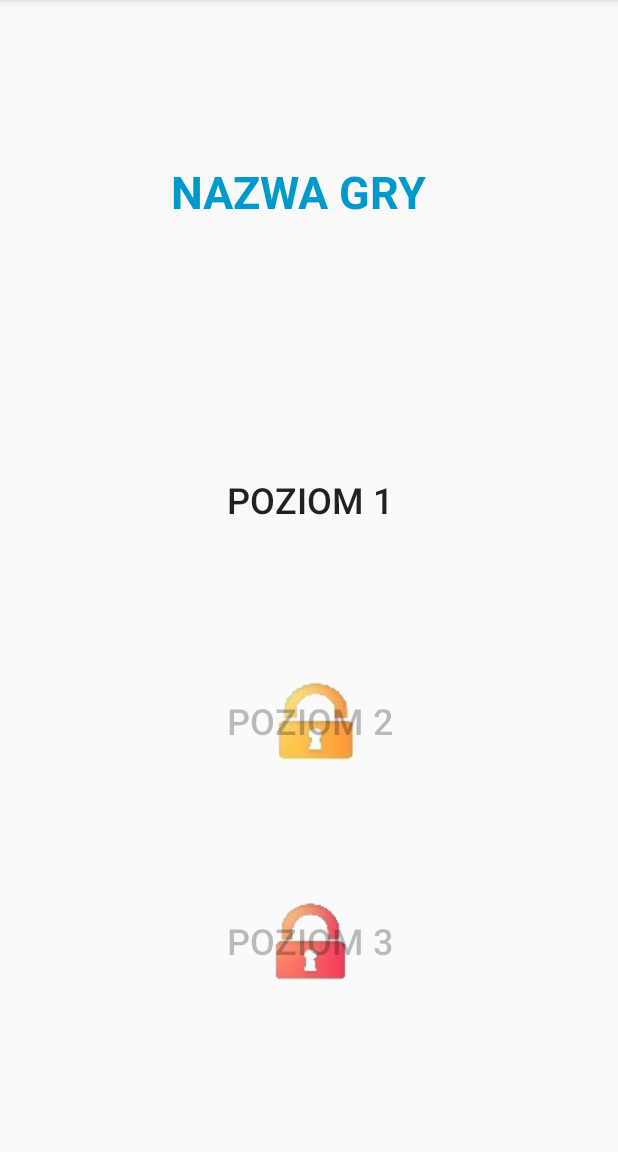
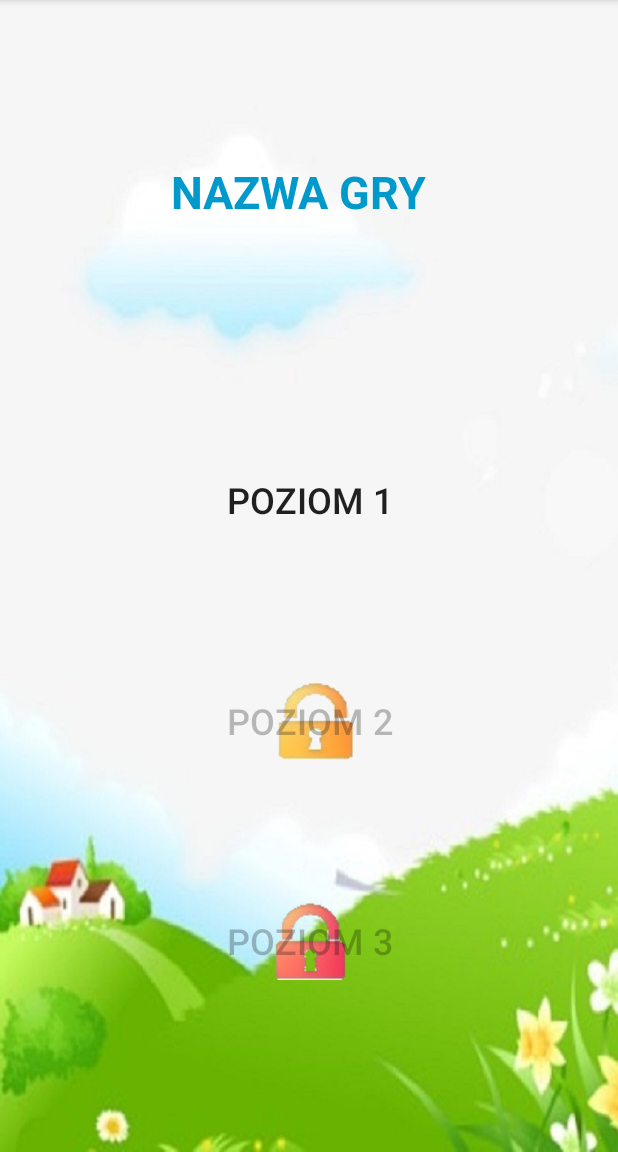
Before and after one commit to dszeliga/projekt_IP, an Android app: the LevelsManagerActivity screen opened directly, with no data from a screen before it, on a phone screen of 412 x 824 dp, the part 84-1236 px from its top. Run offline under Robolectric (Android 15) with nearby library versions, the phone set to English and light mode, and no system bars.

Commit message:
Background v2

```diff
--- a/app/src/main/res/layout/activity_levels_manager.xml
+++ b/app/src/main/res/layout/activity_levels_manager.xml
@@ -4,6 +4,7 @@
     xmlns:tools="http://schemas.android.com/tools"
     android:layout_width="match_parent"
     android:layout_height="match_parent"
+    android:background="@drawable/b_menu_1"
     android:visibility="visible"
     tools:context="com.example.lastwerewolf.projekt_ip.LevelsManagerActivity"
     tools:layout_editor_absoluteY="81dp">
--- a/app/src/main/res/layout/activity_memo_game.xml
+++ b/app/src/main/res/layout/activity_memo_game.xml
@@ -4,6 +4,7 @@
     xmlns:tools="http://schemas.android.com/tools"
     android:layout_width="match_parent"
     android:layout_height="match_parent"
+    android:background="@drawable/b_game1"
     tools:context="com.example.lastwerewolf.projekt_ip.MemoGameActivity"
     tools:layout_editor_absoluteY="81dp">
 
--- a/app/src/main/res/layout/activity_menu.xml
+++ b/app/src/main/res/layout/activity_menu.xml
@@ -4,7 +4,10 @@
     xmlns:tools="http://schemas.android.com/tools"
     android:layout_width="match_parent"
     android:layout_height="match_parent"
+    android:background="@drawable/b_menu"
+    android:backgroundTint="@drawable/b_menu"
     tools:context="com.example.lastwerewolf.projekt_ip.MenuActivity">
+
     <TextView
         android:id="@+id/NameTxt"
         android:layout_width="0dp"
```
